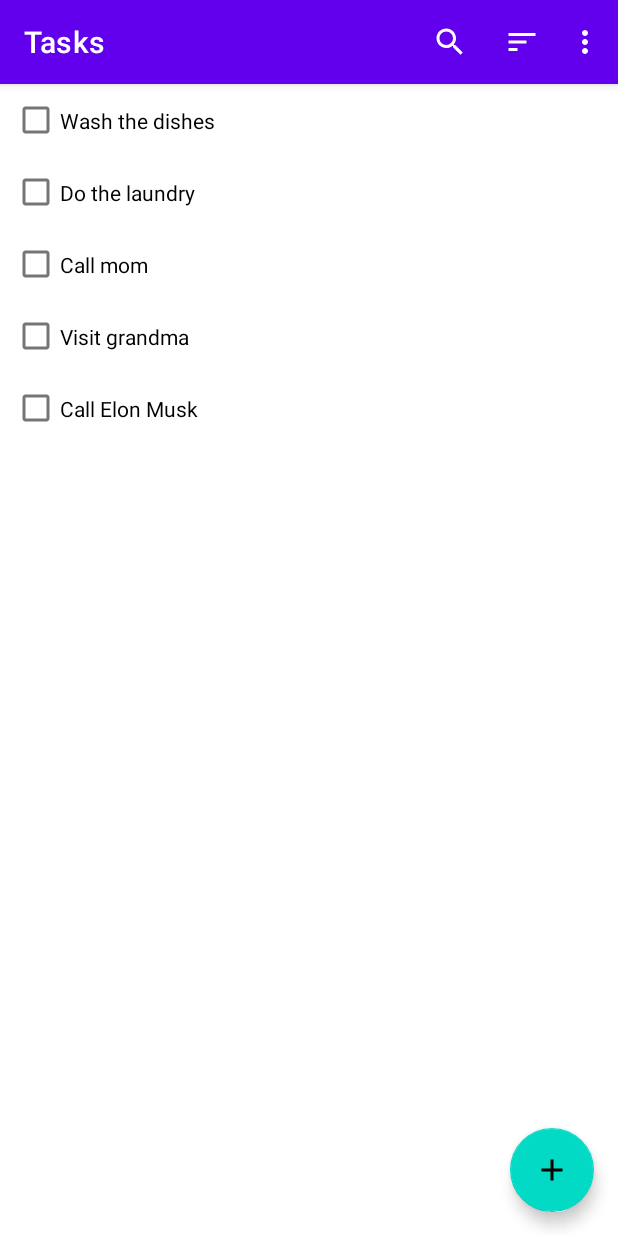
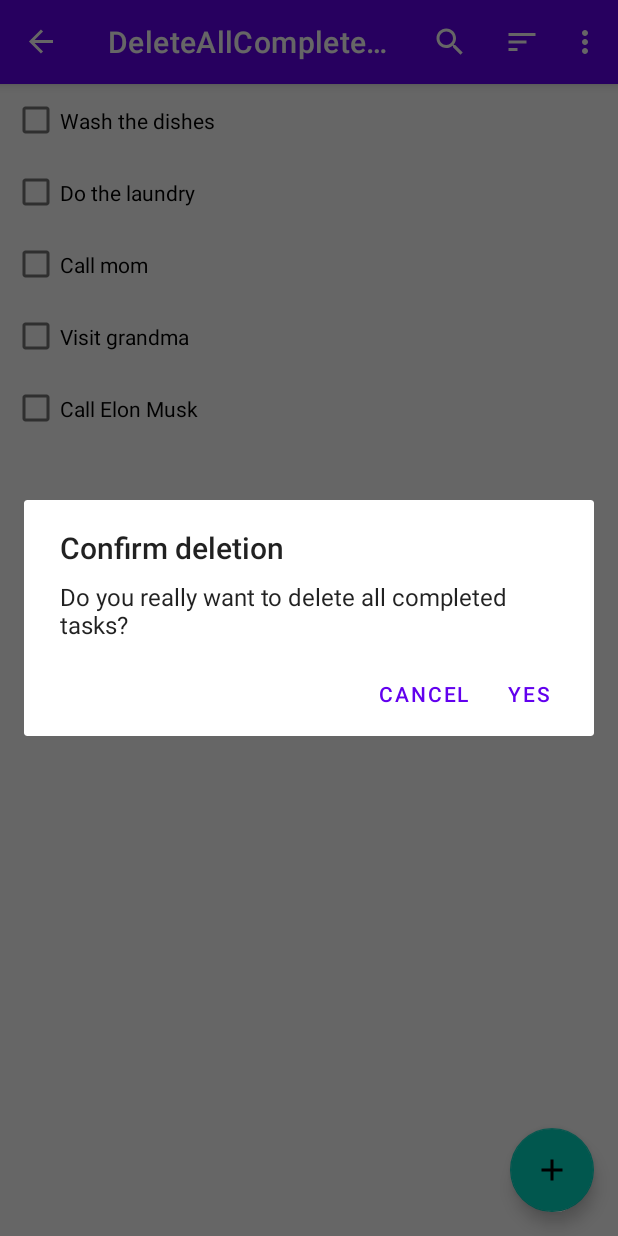
Before and after one commit to AtriTripathi/Tasks, an Android app: the screen it shows after launch (MainActivity), in the options menu, after a tap on "Delete all completed", on a phone screen of 412 x 824 dp. Run offline under Robolectric (Android 15) with nearby library versions, the phone set to English and light mode, and no system bars; our stand-ins replace Dagger/Hilt's generated code, Room's generated code, navigation-ui.

Commit message:
Implement delete all completed tasks feature.

```diff
--- a/app/src/main/java/com/atritripathi/tasks/data/TaskDao.kt
+++ b/app/src/main/java/com/atritripathi/tasks/data/TaskDao.kt
@@ -28,4 +28,7 @@ interface TaskDao {
 
     @Delete
     suspend fun delete(task: Task)
+
+    @Query("DELETE FROM task_table WHERE isCompleted = 1")
+    suspend fun deleteCompletedTasks()
 }
--- /dev/null
+++ b/app/src/main/java/com/atritripathi/ui/deleteallcompleted/DeleteAllCompletedDialogFragment.kt
@@ -0,0 +1,23 @@
+package com.atritripathi.ui.deleteallcompleted
+
+import android.os.Bundle
+import androidx.appcompat.app.AlertDialog
+import androidx.fragment.app.DialogFragment
+import androidx.fragment.app.viewModels
+import dagger.hilt.android.AndroidEntryPoint
+
+@AndroidEntryPoint
+class DeleteAllCompletedDialogFragment : DialogFragment() {
+
+    private val viewModel: DeleteAllCompletedViewModel by viewModels()
+
+    override fun onCreateDialog(savedInstanceState: Bundle?) =
+        AlertDialog.Builder(requireContext())
+            .setTitle("Confirm deletion")
+            .setMessage("Do you really want to delete all completed tasks?")
+            .setNegativeButton("Cancel", null)
+            .setPositiveButton("Yes") { _, _ ->
+                viewModel.onConfirmClick()
+            }
+            .create()
+}
--- /dev/null
+++ b/app/src/main/java/com/atritripathi/ui/deleteallcompleted/DeleteAllCompletedViewModel.kt
@@ -0,0 +1,20 @@
+package com.atritripathi.ui.deleteallcompleted
+
+import androidx.lifecycle.ViewModel
+import com.atritripathi.tasks.data.TaskDao
+import com.atritripathi.tasks.di.ApplicationScope
+import dagger.hilt.android.lifecycle.HiltViewModel
+import kotlinx.coroutines.CoroutineScope
+import kotlinx.coroutines.launch
+import javax.inject.Inject
+
+@HiltViewModel
+class DeleteAllCompletedViewModel @Inject constructor(
+    private val taskDao: TaskDao,
+    @ApplicationScope private val applicationScope: CoroutineScope
+) : ViewModel() {
+
+    fun onConfirmClick() = applicationScope.launch {
+        taskDao.deleteCompletedTasks()
+    }
+}
--- a/app/src/main/java/com/atritripathi/ui/tasks/TasksFragment.kt
+++ b/app/src/main/java/com/atritripathi/ui/tasks/TasksFragment.kt
@@ -98,6 +98,11 @@ class TasksFragment : Fragment(R.layout.fragment_tasks), TasksAdapter.OnItemClic
                         )
                         findNavController().navigate(action)
                     }
+                    is NavigateToDeleteAllCompletedScreen -> {
+                        val action =
+                            TasksFragmentDirections.actionGlobalDeleteAllCompletedDialogFragment()
+                        findNavController().navigate(action)
+                    }
                     is ShowTaskSavedMessage -> {
                         Snackbar.make(requireView(), event.message, Snackbar.LENGTH_LONG).show()
                     }
@@ -148,7 +153,7 @@ class TasksFragment : Fragment(R.layout.fragment_tasks), TasksAdapter.OnItemClic
                 true
             }
             R.id.action_delete_completed_tasks -> {
-
+                viewModel.onDeleteAllCompletedClicked()
                 true
             }
             else -> super.onOptionsItemSelected(item)
--- a/app/src/main/java/com/atritripathi/ui/tasks/TasksViewModel.kt
+++ b/app/src/main/java/com/atritripathi/ui/tasks/TasksViewModel.kt
@@ -81,10 +81,15 @@ class TasksViewModel @Inject constructor(
         taskEventChannel.send(ShowTaskSavedMessage(text))
     }
 
+    fun onDeleteAllCompletedClicked() = viewModelScope.launch {
+        taskEventChannel.send(NavigateToDeleteAllCompletedScreen)
+    }
+
     sealed class TasksEvent {
         object NavigateToAddTaskScreen : TasksEvent()
         data class NavigateToEditTaskScreen(val task: Task) : TasksEvent()
         data class ShowUndoDeleteTaskMessage(val task: Task) : TasksEvent()
         data class ShowTaskSavedMessage(val message: String) : TasksEvent()
+        object NavigateToDeleteAllCompletedScreen : TasksEvent()
     }
 }
--- a/app/src/main/res/navigation/nav_graph.xml
+++ b/app/src/main/res/navigation/nav_graph.xml
@@ -27,4 +27,8 @@
             android:name="title"
             app:argType="string" />
     </fragment>
+    <dialog
+        android:id="@+id/deleteAllCompletedDialogFragment"
+        android:name="com.atritripathi.ui.deleteallcompleted.DeleteAllCompletedDialogFragment"
+        android:label="DeleteAllCompletedDialogFragment" /><action android:id="@+id/action_global_deleteAllCompletedDialogFragment" app:destination="@id/deleteAllCompletedDialogFragment"/>
 </navigation>
```
